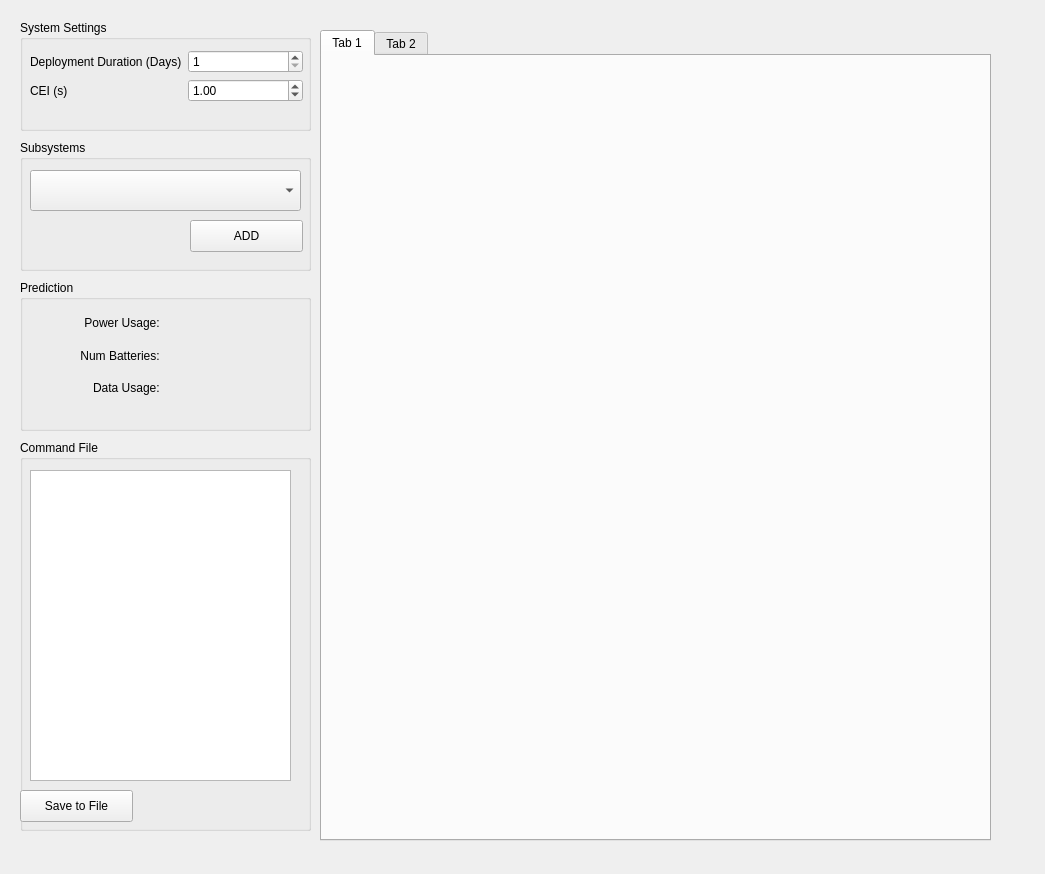
Above: Frontend/qt/Predictor/predictor_view.ui from ricorx7/rti_python before the change. Below: the same form after it.
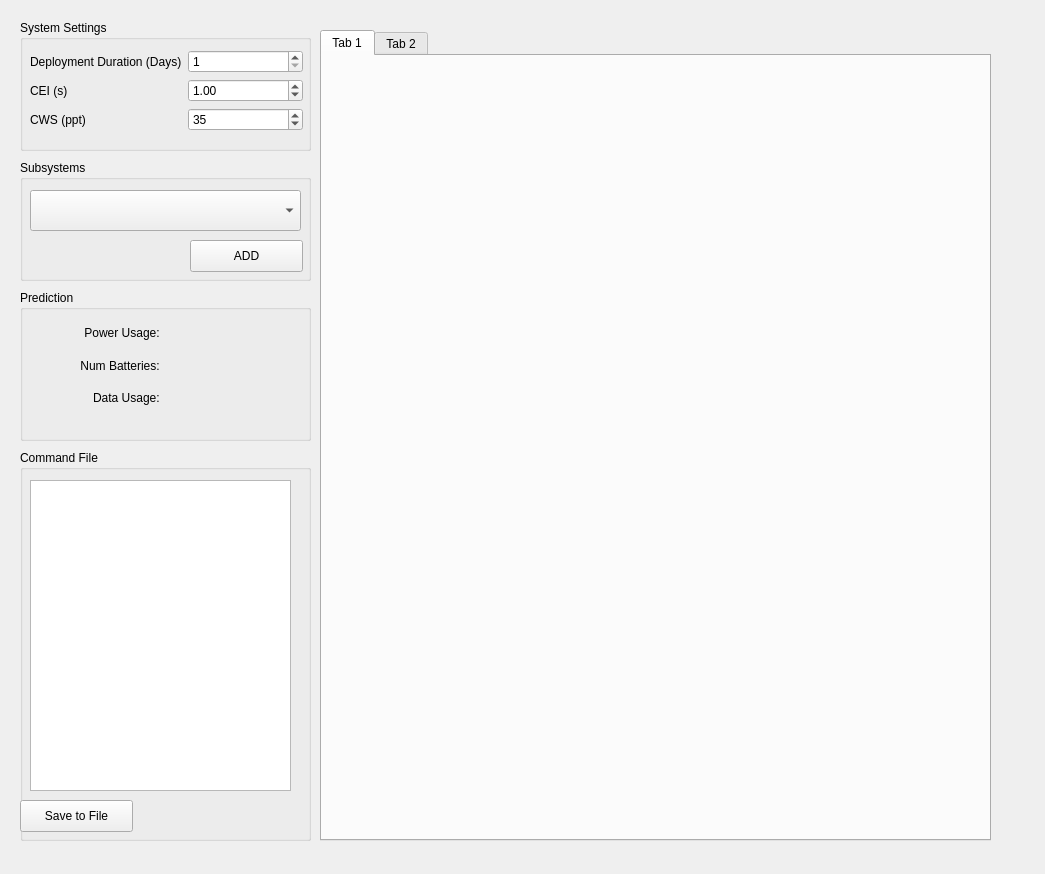
That is the form after the change.

Commit message: Updating Predictor with more options

What changed in the file:
```diff
--- a/Frontend/qt/Predictor/predictor_view.ui
+++ b/Frontend/qt/Predictor/predictor_view.ui
@@ -20,7 +20,7 @@
       <x>20</x>
       <y>20</y>
       <width>291</width>
-      <height>111</height>
+      <height>131</height>
      </rect>
     </property>
     <property name="title">
@@ -32,7 +32,7 @@
        <x>10</x>
        <y>30</y>
        <width>273</width>
-       <height>71</height>
+       <height>91</height>
       </rect>
      </property>
      <layout class="QFormLayout" name="formLayout">
@@ -70,6 +70,20 @@
         </property>
        </widget>
       </item>
+      <item row="2" column="0">
+       <widget class="QLabel" name="label_3">
+        <property name="text">
+         <string>CWS (ppt)</string>
+        </property>
+       </widget>
+      </item>
+      <item row="2" column="1">
+       <widget class="QSpinBox" name="cwsSpinBox">
+        <property name="value">
+         <number>35</number>
+        </property>
+       </widget>
+      </item>
      </layout>
     </widget>
    </widget>
@@ -77,9 +91,9 @@
     <property name="geometry">
      <rect>
       <x>20</x>
-      <y>140</y>
+      <y>160</y>
       <width>291</width>
-      <height>131</height>
+      <height>121</height>
      </rect>
     </property>
     <property name="title">
@@ -139,7 +153,7 @@
     <property name="geometry">
      <rect>
       <x>20</x>
-      <y>280</y>
+      <y>290</y>
       <width>291</width>
       <height>151</height>
      </rect>
@@ -221,7 +235,7 @@
     <property name="geometry">
      <rect>
       <x>20</x>
-      <y>440</y>
+      <y>450</y>
       <width>291</width>
       <height>391</height>
      </rect>
```
The commit also changes 9 other files.
